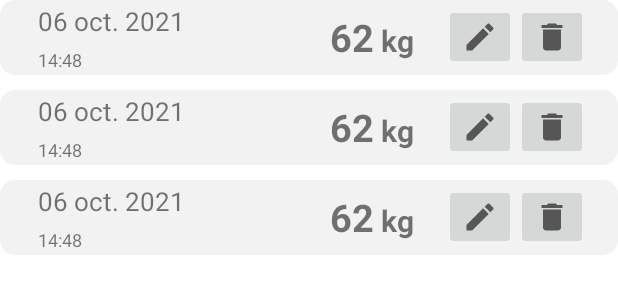
After one commit to V-Dujardin/SupFitness, an Android app: the layout fragment_recycler_view.xml on its own in the app's theme, with its tools: preview values and no code run, on a phone screen of 412 x 824 dp. The commit adds this screen. Shown: the top 300 px of the screen. Run offline under Robolectric (Android 15) with nearby library versions, the phone set to English and light mode, and no system bars.

Commit message:
Manipulation base de donnée, recycler view create

```diff
--- a/app/src/main/java/com/example/supfitness/data/PoundModel.kt
+++ b/app/src/main/java/com/example/supfitness/data/PoundModel.kt
@@ -4,5 +4,4 @@ data class PoundModel(
     var pound: Int,
     var time: Int,
 
-
 )
--- a/app/src/main/java/com/example/supfitness/database/DataManager.kt
+++ b/app/src/main/java/com/example/supfitness/database/DataManager.kt
@@ -56,7 +56,7 @@ class DataManager(context: Context?) :
                     pound = cursor.getInt(cursor.getColumnIndex("pound"))
                     time = cursor.getInt(cursor.getColumnIndex("time"))
                     val pound = PoundModel(pound, time)
-                    poundList.add(pound)
+                    poundList.add(0,pound)
                 } while (cursor.moveToNext())
 
             }
--- /dev/null
+++ b/app/src/main/res/drawable/ic_baseline_delete.xml
@@ -0,0 +1,10 @@
+<vector xmlns:android="http://schemas.android.com/apk/res/android"
+    android:width="24dp"
+    android:height="24dp"
+    android:viewportWidth="24"
+    android:viewportHeight="24"
+    android:tint="?attr/colorControlNormal">
+  <path
+      android:fillColor="@android:color/white"
+      android:pathData="M6,19c0,1.1 0.9,2 2,2h8c1.1,0 2,-0.9 2,-2V7H6v12zM19,4h-3.5l-1,-1h-5l-1,1H5v2h14V4z"/>
+</vector>
--- /dev/null
+++ b/app/src/main/res/drawable/ic_baseline_mode_edit.xml
@@ -0,0 +1,10 @@
+<vector xmlns:android="http://schemas.android.com/apk/res/android"
+    android:width="24dp"
+    android:height="24dp"
+    android:viewportWidth="24"
+    android:viewportHeight="24"
+    android:tint="?attr/colorControlNormal">
+  <path
+      android:fillColor="@android:color/white"
+      android:pathData="M3,17.25V21h3.75L17.81,9.94l-3.75,-3.75L3,17.25zM20.71,7.04c0.39,-0.39 0.39,-1.02 0,-1.41l-2.34,-2.34c-0.39,-0.39 -1.02,-0.39 -1.41,0l-1.83,1.83 3.75,3.75 1.83,-1.83z"/>
+</vector>
--- /dev/null
+++ b/app/src/main/res/drawable/shadow.xml
@@ -0,0 +1,5 @@
+<shape xmlns:android="http://schemas.android.com/apk/res/android"
+    android:shape="rectangle">
+    <solid android:color="#42CDCCCC" />
+    <corners android:radius="10dp" />
+</shape>
--- /dev/null
+++ b/app/src/main/res/layout/fragment_recycler_view.xml
@@ -0,0 +1,17 @@
+<?xml version="1.0" encoding="utf-8"?>
+<FrameLayout xmlns:android="http://schemas.android.com/apk/res/android"
+    xmlns:tools="http://schemas.android.com/tools"
+    android:layout_width="match_parent"
+    android:layout_height="match_parent"
+    xmlns:app="http://schemas.android.com/apk/res-auto"
+    tools:context=".Recycler_view">
+
+
+    <androidx.recyclerview.widget.RecyclerView
+        android:id="@+id/recyclerView"
+        tools:listitem="@layout/model_pound"
+        app:layoutManager="androidx.recyclerview.widget.LinearLayoutManager"
+        android:layout_width="match_parent"
+        android:scrollbars="vertical"
+        android:layout_height="match_parent" />
+</FrameLayout>
--- /dev/null
+++ b/app/src/main/res/layout/model_pound.xml
@@ -0,0 +1,79 @@
+<?xml version="1.0" encoding="utf-8"?>
+<RelativeLayout xmlns:android="http://schemas.android.com/apk/res/android"
+    android:layout_width="match_parent"
+    android:layout_height="50dp"
+    android:background="@drawable/shadow"
+    android:layout_marginBottom="10dp">
+
+    <LinearLayout
+        android:layout_width="wrap_content"
+        android:layout_height="match_parent"
+        android:layout_marginLeft="25dp"
+        android:gravity="center_vertical"
+        android:orientation="vertical">
+
+        <TextView
+            android:id="@+id/dateEdit"
+            android:layout_width="wrap_content"
+            android:layout_height="wrap_content"
+            android:layout_marginBottom="5dp"
+            android:text="06 oct. 2021"
+            android:textSize="17sp" />
+
+        <TextView
+            android:id="@+id/timeEdit"
+            android:layout_width="wrap_content"
+            android:layout_height="wrap_content"
+            android:text="14:48"
+            android:textSize="12sp" />
+
+    </LinearLayout>
+
+    <LinearLayout
+        android:layout_width="wrap_content"
+        android:layout_height="wrap_content"
+        android:layout_alignParentTop="true"
+        android:layout_alignParentRight="true"
+        android:layout_alignParentBottom="true"
+        android:layout_marginRight="20dp"
+        android:gravity="center">
+
+        <LinearLayout
+            android:layout_width="wrap_content"
+            android:layout_height="wrap_content"
+            android:layout_marginRight="20dp">
+
+            <TextView
+                android:id="@+id/poundEdit"
+                android:layout_width="wrap_content"
+                android:layout_height="wrap_content"
+                android:text="62"
+                android:textSize="25sp"
+                android:textStyle="bold" />
+
+            <TextView
+                android:layout_width="wrap_content"
+                android:layout_height="wrap_content"
+                android:text=" kg"
+                android:textSize="20sp"
+                android:textStyle="bold" />
+
+        </LinearLayout>
+
+
+        <ImageButton
+            android:id="@+id/buttonEdit"
+            android:layout_width="wrap_content"
+            android:layout_height="wrap_content"
+            android:src="@drawable/ic_baseline_mode_edit" />
+
+        <ImageButton
+            android:id="@+id/buttonDelete"
+            android:layout_width="wrap_content"
+            android:layout_height="wrap_content"
+            android:src="@drawable/ic_baseline_delete" />
+
+    </LinearLayout>
+
+
+</RelativeLayout>
```
Also changed, not shown: app/src/main/java/com/example/supfitness/ItemAdapter.kt (added, +62 -0 lines), app/src/main/java/com/example/supfitness/Recycler_view.kt (added, +28 -0 lines), app/src/main/java/com/example/supfitness/main/MainActivity.kt (+5 -3 lines), app/src/main/java/com/example/supfitness/pages/Values.kt (+46 -20 lines), app/src/main/res/layout/fragment_values.xml (+35 -7 lines), app/src/main/res/menu/main_menu.xml (+5 -5 lines), app/src/main/res/navigation/nav_main.xml (+7 -7 lines).
